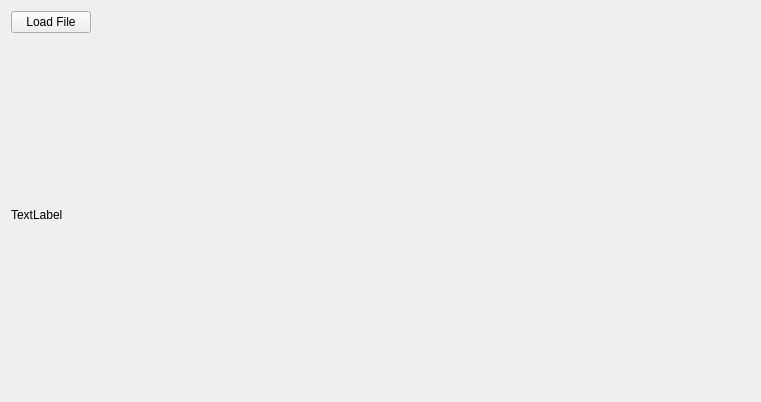
First picture: the form in ui_main_window.ui, repository hoangnguyen-colab/motion-tracking, before the edit.
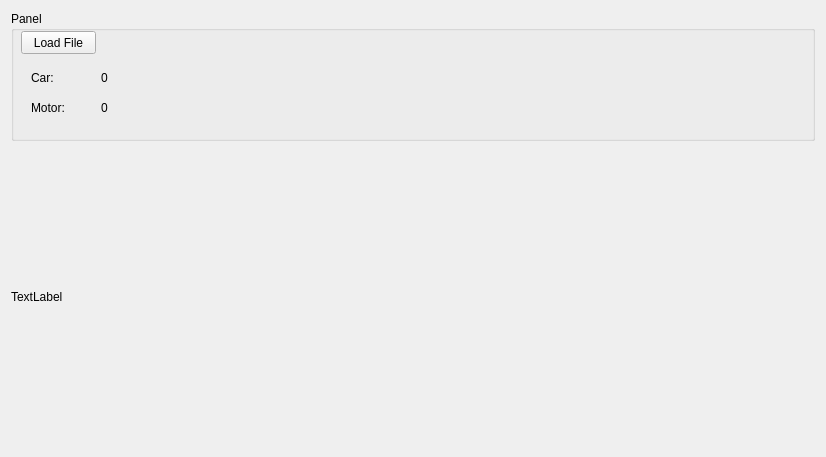
Second picture: the form after the edit.

Patch:
```diff
--- a/ui_main_window.ui
+++ b/ui_main_window.ui
@@ -6,8 +6,8 @@
    <rect>
     <x>0</x>
     <y>0</y>
-    <width>761</width>
-    <height>402</height>
+    <width>826</width>
+    <height>457</height>
    </rect>
   </property>
   <property name="windowTitle">
@@ -17,16 +17,99 @@
    <item>
     <layout class="QVBoxLayout" name="verticalLayout">
      <item>
-      <widget class="QPushButton" name="file_load_btn">
+      <widget class="QGroupBox" name="groupBox">
        <property name="sizePolicy">
-        <sizepolicy hsizetype="Maximum" vsizetype="Maximum">
+        <sizepolicy hsizetype="Preferred" vsizetype="Maximum">
          <horstretch>0</horstretch>
          <verstretch>0</verstretch>
         </sizepolicy>
        </property>
-       <property name="text">
-        <string>Load File</string>
+       <property name="minimumSize">
+        <size>
+         <width>0</width>
+         <height>130</height>
+        </size>
        </property>
+       <property name="maximumSize">
+        <size>
+         <width>16777215</width>
+         <height>130</height>
+        </size>
+       </property>
+       <property name="title">
+        <string>Panel</string>
+       </property>
+       <widget class="QPushButton" name="file_load_btn">
+        <property name="geometry">
+         <rect>
+          <x>10</x>
+          <y>20</y>
+          <width>75</width>
+          <height>23</height>
+         </rect>
+        </property>
+        <property name="sizePolicy">
+         <sizepolicy hsizetype="Maximum" vsizetype="Maximum">
+          <horstretch>0</horstretch>
+          <verstretch>0</verstretch>
+         </sizepolicy>
+        </property>
+        <property name="text">
+         <string>Load File</string>
+        </property>
+       </widget>
+       <widget class="QLabel" name="car_label">
+        <property name="geometry">
+         <rect>
+          <x>20</x>
+          <y>60</y>
+          <width>47</width>
+          <height>13</height>
+         </rect>
+        </property>
+        <property name="text">
+         <string>Car:</string>
+        </property>
+       </widget>
+       <widget class="QLabel" name="car_count">
+        <property name="geometry">
+         <rect>
+          <x>90</x>
+          <y>60</y>
+          <width>47</width>
+          <height>13</height>
+         </rect>
+        </property>
+        <property name="text">
+         <string>0</string>
+        </property>
+       </widget>
+       <widget class="QLabel" name="motor_label">
+        <property name="geometry">
+         <rect>
+          <x>20</x>
+          <y>90</y>
+          <width>47</width>
+          <height>13</height>
+         </rect>
+        </property>
+        <property name="text">
+         <string>Motor:</string>
+        </property>
+       </widget>
+       <widget class="QLabel" name="motor_count">
+        <property name="geometry">
+         <rect>
+          <x>90</x>
+          <y>90</y>
+          <width>47</width>
+          <height>13</height>
+         </rect>
+        </property>
+        <property name="text">
+         <string>0</string>
+        </property>
+       </widget>
       </widget>
      </item>
      <item>
```
